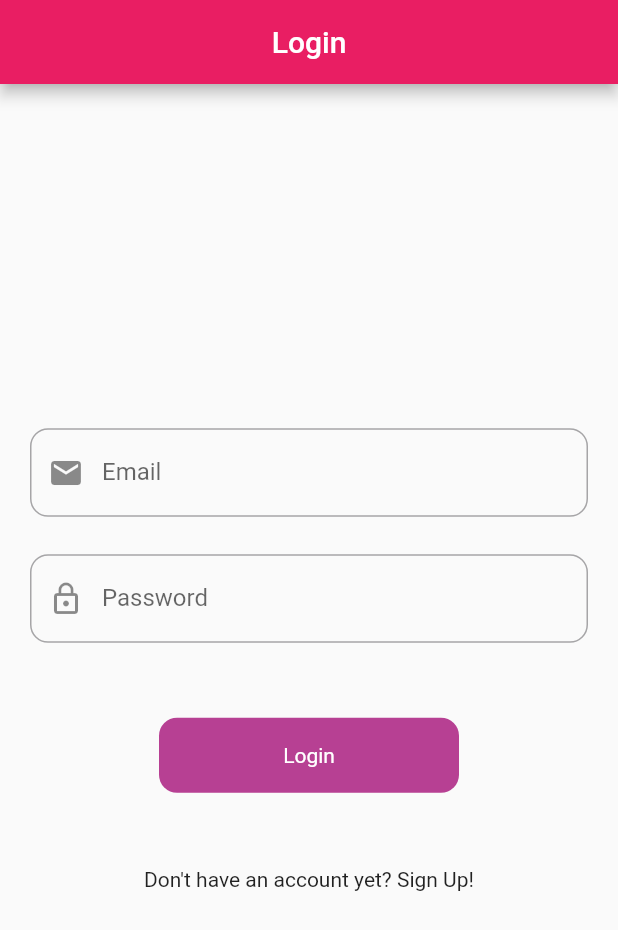
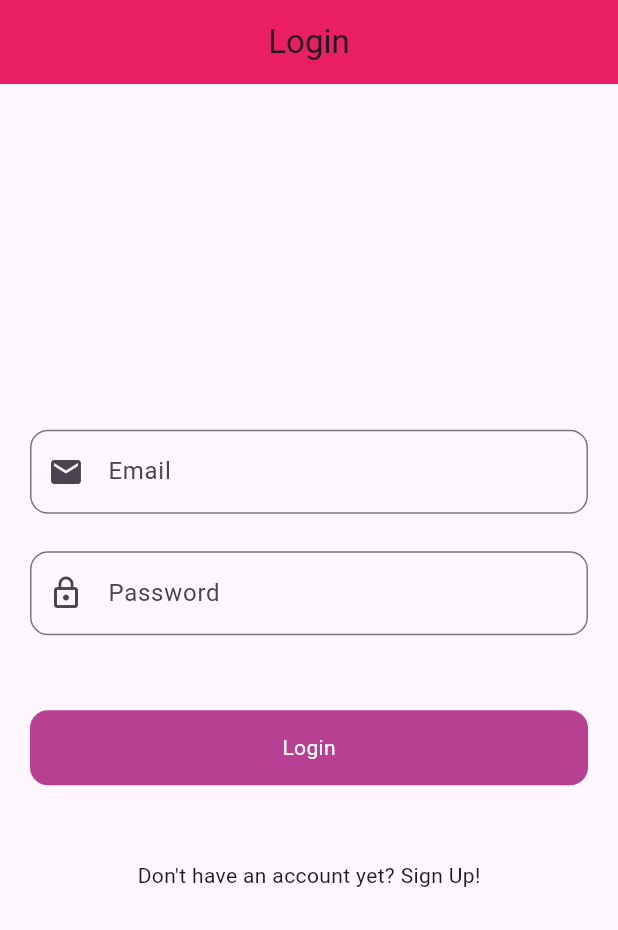
Before and after one commit to ArundhatiChodankar/flutter_mvvm_bloc, a Flutter app: the screen it shows after launch, on a phone screen of 412 x 824 dp. Shown: the top 930 px of the screen. Run offline on Flutter 3.47's test engine with Material 3 defaults, Android fonts, the phone set to English and light mode, and no system bars; our stand-ins replace another_flushbar, bloc, dio, email_validator, equatable, flutter_bloc and 3 more; generated files the repository leaves out were written again.

Commit message:
code optimized

```diff
--- a/lib/main.dart
+++ b/lib/main.dart
@@ -1,7 +1,6 @@
 import 'package:flutter/material.dart';
 import 'package:flutter_mvvm_bloc/utils/routes/routes.dart';
 import 'package:flutter_mvvm_bloc/utils/routes/routes_name.dart';
-
 
 void main() {
   runApp(const MyApp());
@@ -10,17 +9,23 @@ void main() {
 class MyApp extends StatelessWidget {
   const MyApp({super.key});
 
-  // This widget is the root of your application.
   @override
   Widget build(BuildContext context) {
     return MaterialApp(
       title: 'Flutter Demo',
       theme: ThemeData(
-        colorScheme: ColorScheme.fromSeed(seedColor: Colors.deepPurple),
-        useMaterial3: false,
+        colorScheme: ColorScheme.fromSeed(
+          seedColor: Colors.deepPurple,
+          primary: Colors.deepPurple,
+          onPrimary: Colors.white,
+          secondary: Colors.deepOrange,
+          onSecondary: Colors.black,
+        ),
+        useMaterial3: true, // Material 3 is generally preferred unless specific reasons dictate otherwise
       ),
       initialRoute: RouteNames.splash,
       onGenerateRoute: Routes.generateRoutes,
+      debugShowCheckedModeBanner: false, // Optionally hide the debug banner
     );
   }
 }
--- a/lib/res/colors/app_colors.dart
+++ b/lib/res/colors/app_colors.dart
@@ -5,4 +5,5 @@ class AppColors{
   static var whiteColor =  const Color(0xffffffff);
   static var blackColor =  const Color(0xff000000);
   static const buttonColor = Color(0xffb74093);
+  static const disabledButtonColor = Color(0xff6d4c62);
 }
--- a/lib/res/widgets/round_button.dart
+++ b/lib/res/widgets/round_button.dart
@@ -7,33 +7,32 @@ class RoundButton extends StatelessWidget {
   final VoidCallback onPress;
   final bool loading;
 
-  const RoundButton(
-      {super.key,
+  const RoundButton({
+    super.key,
     required this.title,
     required this.onPress,
-      this.loading = false}
-);
+    this.loading = false,
+  });
 
   @override
   Widget build(BuildContext context) {
     return InkWell(
-      onTap: onPress,
+      onTap: loading ? null : onPress, // Prevent tapping when loading
       child: Ink(
         height: 50,
-        width:200,
+        width: double.infinity, // Make button responsive
         decoration: BoxDecoration(
           borderRadius: BorderRadius.circular(12),
-            color: AppColors.buttonColor),
+          color: loading ? AppColors.disabledButtonColor : AppColors.buttonColor, // Disable color
+        ),
+        child: Center(
           child: loading
-            ? const Center(
-                child: CircularProgressIndicator(
+              ? const CircularProgressIndicator(
             color: Colors.black,
-                ),
           )
-            : Center(
-                child: Text(
-                  title.toString(),
-                  style:  TextStyle(color: AppColors.whiteColor),
+              : Text(
+            title,
+            style: TextStyle(color: AppColors.whiteColor),
           ),
         ),
       ),
--- a/lib/utils/routes/routes.dart
+++ b/lib/utils/routes/routes.dart
@@ -5,22 +5,25 @@ import 'routes_name.dart';
 
 class Routes {
   static Route<dynamic> generateRoutes(RouteSettings routeSettings) {
-    switch (routeSettings.name) {
-      case RouteNames.splash:
-        return MaterialPageRoute(builder: (_) => const SplashScreen());
-      case RouteNames.home:
-        return MaterialPageRoute(builder: (_) => const HomeScreen());
-      case RouteNames.login:
-        return MaterialPageRoute(builder: (_) => const LoginScreen());
-      case RouteNames.signup:
-        return MaterialPageRoute(builder: (_) => const SignUpScreen());
-      default:
+    final routes = <String, WidgetBuilder>{
+      RouteNames.splash: (_) => const SplashScreen(),
+      RouteNames.home: (_) => const HomeScreen(),
+      RouteNames.login: (_) => const LoginScreen(),
+      RouteNames.signup: (_) => const SignUpScreen(),
+    };
+
+    WidgetBuilder? builder = routes[routeSettings.name];
+    if (builder != null) {
+      return MaterialPageRoute(builder: builder, settings: routeSettings);
+    } else {
+      // Log or handle the unknown route case more effectively if needed
       return MaterialPageRoute(
         builder: (_) => const Scaffold(
           body: Center(
             child: Text("No route is configured"),
           ),
         ),
+        settings: routeSettings,
       );
     }
   }
--- a/lib/view/login_screen.dart
+++ b/lib/view/login_screen.dart
@@ -1,6 +1,7 @@
 import 'package:flutter/material.dart';
 import 'package:flutter_bloc/flutter_bloc.dart';
 import 'package:flutter_mvvm_bloc/data/status.dart';
+import 'package:flutter_mvvm_bloc/repository/auth/login_repository.dart';
 import 'package:flutter_mvvm_bloc/view/view_widgets/email_input_field_widget.dart';
 import 'package:flutter_mvvm_bloc/view/view_widgets/password_input_field_widget.dart';
 import 'package:flutter_mvvm_bloc/view_model/login_bloc/login_bloc.dart';
@@ -11,14 +12,51 @@ import '../utils/routes/routes_name.dart';
 import '../utils/utils.dart';
 import 'view_widgets/login_button_widget.dart';
 
-class LoginScreen extends StatefulWidget {
+class LoginScreen extends StatelessWidget {
   const LoginScreen({super.key});
 
   @override
-  State<LoginScreen> createState() => _LoginScreenState();
+  Widget build(BuildContext context) {
+    return BlocProvider(
+      create: (_) => LoginBloc(loginRepository: LoginRepository()),
+      child: BlocListener<LoginBloc, LoginState>(
+        listenWhen: (current, previous) => current.status != previous.status,
+        listener: (context, state) {
+          switch (state.status) {
+            case PostStatus.loading:
+              Utils.toastMessage("Please wait");
+              break;
+            case PostStatus.success:
+              Utils.toastMessage(state.message.toString());
+              break;
+            case PostStatus.error:
+              Utils.toastMessage(state.message.toString());
+              break;
+            default:
+              break;
+          }
+        },
+        child: Scaffold(
+          appBar: AppBar(
+            title: const Text(AppStrings.login),
+            backgroundColor: Colors.pink,
+            centerTitle: true,
+          ),
+          body: const _LoginForm(),
+        ),
+      ),
+    );
+  }
 }
 
-class _LoginScreenState extends State<LoginScreen> {
+class _LoginForm extends StatefulWidget {
+  const _LoginForm();
+
+  @override
+  _LoginFormState createState() => _LoginFormState();
+}
+
+class _LoginFormState extends State<_LoginForm> {
   final TextEditingController _emailController = TextEditingController();
   final TextEditingController _passwordController = TextEditingController();
 
@@ -27,57 +65,36 @@ class _LoginScreenState extends State<LoginScreen> {
 
   final _formKey = GlobalKey<FormState>();
 
-   late LoginBloc _loginBloc;
-
   @override
   void dispose() {
-    super.dispose();
     _emailController.dispose();
     _passwordController.dispose();
     _emailFocus.dispose();
     _passwordFocus.dispose();
+    super.dispose();
   }
 
   @override
-  void initState() {
-    // TODO: implement initState
-    super.initState();
-    _loginBloc = LoginBloc();
-  }
-  @override
   Widget build(BuildContext context) {
-
-  return BlocProvider(
-  create: (context) => _loginBloc,
-      child:  BlocListener<LoginBloc, LoginState>(
-  listenWhen: (current,previous)=>current.status!=previous.status,
-    listener: (context, state) {
-    if(state.status==PostStatus.loading){
-    Utils.toastMessage("Please wait");
-    }else if(state.status==PostStatus.success){
-    Utils.toastMessage(state.message.toString());
-    }else if(state.status==PostStatus.error){
-      print('_LoginScreenState.build='+state.message.toString());
-            Utils.toastMessage(state.message.toString());
-    }
-    },
-  child: Scaffold(
-      appBar: AppBar(
-        title:  const Text(AppStrings.login),
-        backgroundColor: Colors.pink,
-        centerTitle: true,
-      ),
-      body: Form(
+    return Form(
       key: _formKey,
       child: Padding(
-          padding:  const EdgeInsets.all(20.0),
+        padding: const EdgeInsets.all(20.0),
         child: Column(
           mainAxisAlignment: MainAxisAlignment.center,
           crossAxisAlignment: CrossAxisAlignment.center,
           children: <Widget>[
-              EmailInputFieldWidget(_emailController, _emailFocus, _passwordFocus),
+            EmailInputFieldWidget(
+              _emailController,
+              _emailFocus,
+              _passwordFocus,
+            ),
             const VerticalSpace(25),
-              PasswordInputFieldWidget(passwordController: _passwordController, currentFocusNode: _passwordFocus,nextFocusNode: null),
+            PasswordInputFieldWidget(
+              passwordController: _passwordController,
+              currentFocusNode: _passwordFocus,
+              nextFocusNode: null,
+            ),
             const VerticalSpace(50),
             LoginButtonWidget(formKey: _formKey),
             const VerticalSpace(50),
@@ -85,11 +102,9 @@ class _LoginScreenState extends State<LoginScreen> {
               onTap: () {
                 Navigator.pushNamed(context, RouteNames.signup);
               },
-                  child: Text(AppStrings.signUpLink))
+              child: Text(AppStrings.signUpLink),
+            ),
           ],
-          ),
-        ),
-      ),
         ),
       ),
     );
--- a/lib/view/view_widgets/email_input_field_widget.dart
+++ b/lib/view/view_widgets/email_input_field_widget.dart
@@ -6,50 +6,55 @@ import '../../utils/utils.dart';
 import 'package:email_validator/email_validator.dart';
 
 class EmailInputFieldWidget extends StatelessWidget {
-  final TextEditingController _emailController;
+  final TextEditingController emailController;
   final FocusNode currentFocusNode;
   final FocusNode nextFocusNode;
 
   const EmailInputFieldWidget(
-      this._emailController, this.currentFocusNode, this.nextFocusNode,
-      {super.key});
+      this.emailController,
+      this.currentFocusNode,
+      this.nextFocusNode, {
+        super.key,
+      });
 
   @override
   Widget build(BuildContext context) {
     return BlocBuilder<LoginBloc, LoginState>(
       builder: (context, state) {
         return TextFormField(
-          controller: _emailController,
+          controller: emailController,
           focusNode: currentFocusNode,
           keyboardType: TextInputType.emailAddress,
-          validator: ((value) {
-            if (value!.isEmpty) {
-              Utils.snackBar(AppStrings.emailEmptyError, context);
-              return AppStrings.emailEmptyError;
-            }
-            else if (!EmailValidator.validate(value)) {
-              Utils.snackBar(AppStrings.emailInvalidError, context);
-              return AppStrings.emailInvalidError;
-            }
-            return null;
-          }),
-          onFieldSubmitted: (value) {
-            Utils.changeNodeFocus(context,
-                current: currentFocusNode, next: nextFocusNode);
-          },
-          onChanged: (value) {
-            context.read<LoginBloc>().add(EmailChangedEvent(email: value));
-          },
-          decoration: InputDecoration(
-            prefixIcon: const Icon(Icons.email),
-            label: const Text(AppStrings.email),
-            hintText: "abc@gmail.com",
-            border: OutlineInputBorder(
-              borderRadius: BorderRadius.circular(12),
-            ),
-          ),
+          validator: (value) => _validateEmail(value, context),
+          onFieldSubmitted: (value) => _onFieldSubmitted(context),
+          onChanged: (value) => context.read<LoginBloc>().add(EmailChangedEvent(email: value)),
+          decoration: _inputDecoration(),
         );
       },
     );
   }
+
+  String? _validateEmail(String? value, BuildContext context) {
+    if (value == null || value.isEmpty) {
+      return AppStrings.emailEmptyError;
+    } else if (!EmailValidator.validate(value)) {
+      return AppStrings.emailInvalidError;
+    }
+    return null;
+  }
+
+  void _onFieldSubmitted(BuildContext context) {
+    Utils.changeNodeFocus(context, current: currentFocusNode, next: nextFocusNode);
+  }
+
+  InputDecoration _inputDecoration() {
+    return const InputDecoration(
+      prefixIcon: Icon(Icons.email),
+      labelText: AppStrings.email,
+      hintText: 'abc@gmail.com',
+      border: OutlineInputBorder(
+        borderRadius: BorderRadius.all(Radius.circular(12)),
+      ),
+    );
+  }
 }
--- a/lib/view/view_widgets/login_button_widget.dart
+++ b/lib/view/view_widgets/login_button_widget.dart
@@ -7,24 +7,26 @@ import '../../res/strings/app_strings.dart';
 import '../../res/widgets/round_button.dart';
 
 class LoginButtonWidget extends StatelessWidget {
-
   final GlobalKey<FormState> formKey;
 
-  const LoginButtonWidget({ required this.formKey, super.key});
+  const LoginButtonWidget({required this.formKey, super.key});
 
   @override
   Widget build(BuildContext context) {
     return BlocBuilder<LoginBloc, LoginState>(
-      buildWhen: (current,previous)=>current.status!=previous.status,
+      buildWhen: (previous, current) => previous.status != current.status,
       builder: (context, state) {
+        final isLoading = state.status == PostStatus.loading;
+
         return RoundButton(
-            title: AppStrings.login,
-            loading: state.status == PostStatus.loading ? true : false,
-            onPress: () {
-              if (formKey.currentState!.validate()) {
-                context.read<LoginBloc>().add(const LoginApiEvent());
-              }
-            });
+          title: AppStrings.login,
+          loading: isLoading,
+          onPress: () {
+            if (formKey.currentState?.validate() ?? false) {
+              context.read<LoginBloc>().add(const LoginApiEvent());
+            }
+          },
+        );
       },
     );
   }
--- a/lib/view/view_widgets/password_input_field_widget.dart
+++ b/lib/view/view_widgets/password_input_field_widget.dart
@@ -3,25 +3,24 @@ import 'package:flutter_bloc/flutter_bloc.dart';
 import 'package:flutter_mvvm_bloc/view_model/login_bloc/login_bloc.dart';
 
 import '../../res/strings/app_strings.dart';
-import '../../utils/utils.dart';
 
 class PasswordInputFieldWidget extends StatefulWidget {
-
   final TextEditingController? passwordController;
   final FocusNode? currentFocusNode;
   final FocusNode? nextFocusNode;
 
-  const PasswordInputFieldWidget(
-      {this.passwordController, this.currentFocusNode, this.nextFocusNode,
-        super.key});
-
+  const PasswordInputFieldWidget({
+    this.passwordController,
+    this.currentFocusNode,
+    this.nextFocusNode,
+    super.key,
+  });
 
   @override
-  State<PasswordInputFieldWidget> createState() =>
-      _PasswordInputFieldWidgetState();
+  PasswordInputFieldWidgetState createState() => PasswordInputFieldWidgetState();
 }
 
-class _PasswordInputFieldWidgetState extends State<PasswordInputFieldWidget> {
+class PasswordInputFieldWidgetState extends State<PasswordInputFieldWidget> {
   @override
   Widget build(BuildContext context) {
     return BlocBuilder<LoginBloc, LoginState>(
@@ -31,30 +30,32 @@ class _PasswordInputFieldWidgetState extends State<PasswordInputFieldWidget> {
           focusNode: widget.currentFocusNode,
           obscureText: true,
           obscuringCharacter: "*",
-          decoration: InputDecoration(
-            prefixIcon: const Icon(Icons.lock_outline),
-            label: const Text(AppStrings.password),
-            border: OutlineInputBorder(
-              borderRadius: BorderRadius.circular(12),
-            ),
-          ),
-          onChanged: (value){
-
-              context.read<LoginBloc>().add(PasswordChangedEvent(password: value));
-
+          decoration: _inputDecoration(),
+          onChanged: (value) {
+            context.read<LoginBloc>().add(PasswordChangedEvent(password: value));
           },
-          validator: ((value) {
-            if (value!.isEmpty) {
-              Utils.snackBar(AppStrings.passwordEmptyError, context);
-              return AppStrings.passwordEmptyError;
-            }else if (value.length<6) {
-              Utils.snackBar(AppStrings.passwordLengthError, context);
-              return AppStrings.passwordLengthError;
-            }
-            return null;
-          }),
+          validator: (value) => _validatePassword(value, context),
         );
       },
     );
   }
+
+  InputDecoration _inputDecoration() {
+    return const InputDecoration(
+      prefixIcon: Icon(Icons.lock_outline),
+      labelText: AppStrings.password,
+      border: OutlineInputBorder(
+        borderRadius: BorderRadius.all(Radius.circular(12)),
+      ),
+    );
+  }
+
+  String? _validatePassword(String? value, BuildContext context) {
+    if (value == null || value.isEmpty) {
+      return AppStrings.passwordEmptyError;
+    } else if (value.length < 6) {
+      return AppStrings.passwordLengthError;
+    }
+    return null;
+  }
 }
--- a/lib/view_model/login_bloc/login_event.dart
+++ b/lib/view_model/login_bloc/login_event.dart
@@ -2,12 +2,15 @@ part of 'login_bloc.dart';
 
 sealed class LoginEvent extends Equatable {
   const LoginEvent();
+
+  @override
+  List<Object?> get props => [];
 }
 
 // Triggered when the user changes the email input field.
 class EmailChangedEvent extends LoginEvent {
   final String email;
-  const EmailChangedEvent({this.email = ''});
+  const EmailChangedEvent({required this.email});
 
   @override
   List<Object?> get props => [email];
@@ -16,17 +19,16 @@ class EmailChangedEvent extends LoginEvent {
 // Triggered when the user changes the password input field.
 class PasswordChangedEvent extends LoginEvent {
   final String password;
-  const PasswordChangedEvent({this.password = ''});
+  const PasswordChangedEvent({required this.password});
 
   @override
   List<Object?> get props => [password];
 }
 
-//Triggered when the user submits the login form.
+// Triggered when the user submits the login form.
 class LoginApiEvent extends LoginEvent {
   const LoginApiEvent();
 
   @override
-  // TODO: implement props
-  List<Object?> get props => throw UnimplementedError();
+  List<Object?> get props => [];
 }
--- a/lib/view_model/login_bloc/login_state.dart
+++ b/lib/view_model/login_bloc/login_state.dart
@@ -1,19 +1,32 @@
 part of 'login_bloc.dart';
 
+class LoginState extends Equatable {
+  final String email;
+  final String password;
+  final String message;
+  final PostStatus status;
 
-class LoginState extends Equatable {
-  final String? email;
-  final String? password;
-  final String? message;
-  final PostStatus? status;
-  const LoginState({this.email='', this.password='',this.message="",this.status=PostStatus.initial});
+  const LoginState({
+    this.email = '',
+    this.password = '',
+    this.message = '',
+    this.status = PostStatus.initial,
+  });
 
-  LoginState copyWith({String? email, String? password, String? message,PostStatus? status}){
-    return LoginState(email: email??this.email,password: password??this.password,message: message??this.message,status: status??this.status);
+  LoginState copyWith({
+    String? email,
+    String? password,
+    String? message,
+    PostStatus? status,
+  }) {
+    return LoginState(
+      email: email ?? this.email,
+      password: password ?? this.password,
+      message: message ?? this.message,
+      status: status ?? this.status,
+    );
   }
 
   @override
-  // TODO: implement props
-  List<Object?> get props => [email,password,message,status];
-
+  List<Object> get props => [email, password, message, status];
 }
```
Also changed, not shown: lib/res/widgets/internet_exception_widget.dart (+15 -8 lines), lib/res/widgets/loading_widget.dart (+10 -9 lines), lib/view_model/login_bloc/login_bloc.dart (+27 -16 lines). Lines whose indentation alone changed are shown as unchanged.
